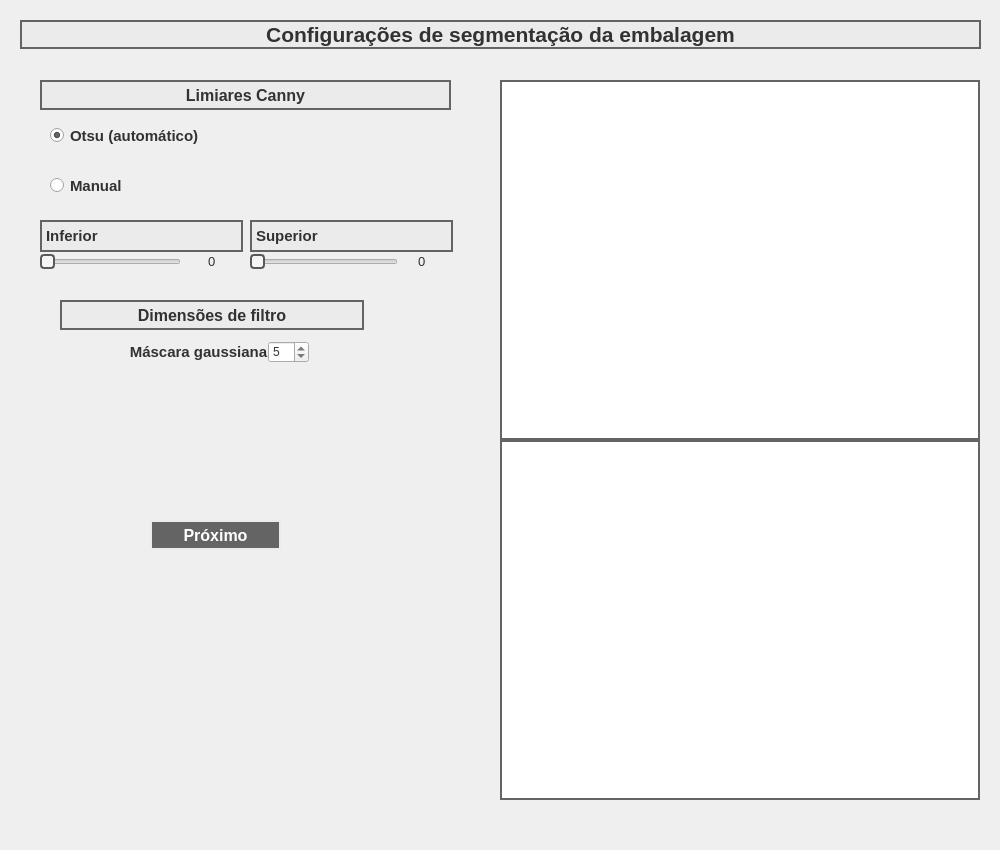
This is Sources/Windows/UI/segmentation_settings_dialog.ui in gabrieldinse/package-cover-offset as Qt 5 draws it before an edit. The edited form follows.
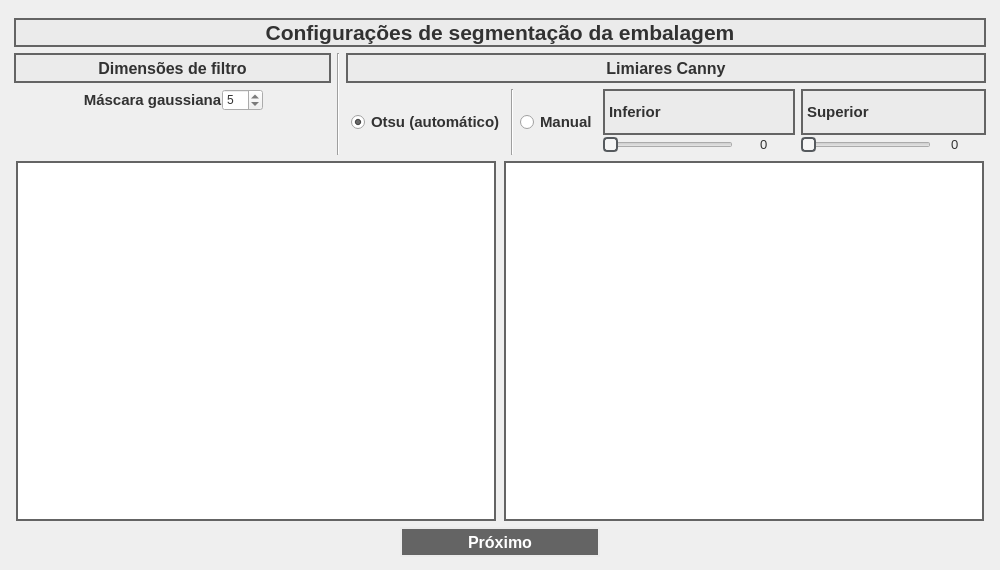
This is the edited form.

Commit message: Alterado layout das interface; adicionado funcionalidade ao botao de Editar o produto

Diff of the .ui file:
```diff
--- a/Sources/Windows/UI/segmentation_settings_dialog.ui
+++ b/Sources/Windows/UI/segmentation_settings_dialog.ui
@@ -7,7 +7,7 @@
     <x>0</x>
     <y>0</y>
     <width>1000</width>
-    <height>850</height>
+    <height>570</height>
    </rect>
   </property>
   <property name="sizePolicy">
@@ -19,63 +19,104 @@
   <property name="minimumSize">
    <size>
     <width>1000</width>
-    <height>850</height>
+    <height>570</height>
    </size>
   </property>
   <property name="maximumSize">
    <size>
     <width>1000</width>
-    <height>850</height>
+    <height>570</height>
    </size>
   </property>
   <property name="windowTitle">
    <string>Dialog</string>
   </property>
-  <widget class="QGraphicsView" name="graphics_view">
+  <widget class="QWidget" name="">
    <property name="geometry">
     <rect>
-     <x>500</x>
-     <y>440</y>
-     <width>480</width>
-     <height>360</height>
+     <x>14</x>
+     <y>18</y>
+     <width>972</width>
+     <height>539</height>
     </rect>
    </property>
+   <layout class="QVBoxLayout" name="verticalLayout_4">
+    <item>
+     <widget class="QLabel" name="label_33">
+      <property name="font">
+       <font>
+        <pointsize>16</pointsize>
+        <weight>75</weight>
+        <bold>true</bold>
+       </font>
+      </property>
+      <property name="styleSheet">
+       <string notr="true">background-color: rgb(235, 235, 235);
+color: rgb(50, 50, 50);
+border-color: rgb(100, 100, 100);
+border-width : 2px;
+border-style:solid;</string>
+      </property>
+      <property name="text">
+       <string>Configurações de segmentação da embalagem</string>
+      </property>
+      <property name="alignment">
+       <set>Qt::AlignCenter</set>
+      </property>
+     </widget>
+    </item>
+    <item>
+     <layout class="QVBoxLayout" name="verticalLayout_3">
+      <item>
+       <layout class="QHBoxLayout" name="horizontalLayout_7">
+        <item>
+         <layout class="QVBoxLayout" name="verticalLayout">
+          <item>
+           <widget class="QLabel" name="label_10">
    <property name="sizePolicy">
-    <sizepolicy hsizetype="Fixed" vsizetype="Fixed">
+             <sizepolicy hsizetype="Preferred" vsizetype="Fixed">
      <horstretch>0</horstretch>
      <verstretch>0</verstretch>
     </sizepolicy>
    </property>
    <property name="minimumSize">
     <size>
-     <width>480</width>
-     <height>360</height>
+              <width>0</width>
+              <height>30</height>
     </size>
    </property>
    <property name="maximumSize">
     <size>
-     <width>480</width>
-     <height>360</height>
-    </size>
-   </property>
+              <width>16777215</width>
+              <height>30</height>
+             </size>
+            </property>
+            <property name="font">
+             <font>
+              <pointsize>12</pointsize>
+              <weight>75</weight>
+              <bold>true</bold>
+             </font>
+            </property>
+            <property name="autoFillBackground">
+             <bool>false</bool>
+            </property>
    <property name="styleSheet">
-    <string notr="true">border-color: rgb(100, 100, 100);
+             <string notr="true">background-color: rgb(235, 235, 235);
+color: rgb(50, 50, 50);
+border-color: rgb(100, 100, 100);
 border-width : 2px;
 border-style:solid;</string>
    </property>
+            <property name="text">
+             <string>Dimensões de filtro</string>
+            </property>
    <property name="alignment">
-    <set>Qt::AlignRight|Qt::AlignTrailing|Qt::AlignVCenter</set>
-   </property>
-  </widget>
-  <widget class="QWidget" name="layoutWidget_2">
-   <property name="geometry">
-    <rect>
-     <x>70</x>
-     <y>340</y>
-     <width>298</width>
-     <height>24</height>
-    </rect>
-   </property>
+             <set>Qt::AlignCenter</set>
+            </property>
+           </widget>
+          </item>
+          <item>
    <layout class="QHBoxLayout" name="horizontalLayout_11">
     <property name="spacing">
      <number>0</number>
@@ -165,85 +206,33 @@
      </spacer>
     </item>
    </layout>
-  </widget>
-  <widget class="QLabel" name="label_33">
-   <property name="geometry">
-    <rect>
-     <x>20</x>
-     <y>20</y>
-     <width>961</width>
-     <height>29</height>
-    </rect>
-   </property>
-   <property name="font">
-    <font>
-     <pointsize>16</pointsize>
-     <weight>75</weight>
-     <bold>true</bold>
-    </font>
-   </property>
-   <property name="styleSheet">
-    <string notr="true">background-color: rgb(235, 235, 235);
-color: rgb(50, 50, 50);
-border-color: rgb(100, 100, 100);
-border-width : 2px;
-border-style:solid;</string>
-   </property>
-   <property name="text">
-    <string>Configurações de segmentação da embalagem</string>
-   </property>
-   <property name="alignment">
-    <set>Qt::AlignCenter</set>
-   </property>
-  </widget>
-  <widget class="QPushButton" name="next_push_button">
-   <property name="geometry">
-    <rect>
-     <x>150</x>
-     <y>520</y>
-     <width>131</width>
-     <height>30</height>
-    </rect>
-   </property>
-   <property name="sizePolicy">
-    <sizepolicy hsizetype="Preferred" vsizetype="Fixed">
-     <horstretch>0</horstretch>
-     <verstretch>0</verstretch>
-    </sizepolicy>
-   </property>
-   <property name="maximumSize">
+          </item>
+          <item>
+           <spacer name="verticalSpacer">
+            <property name="orientation">
+             <enum>Qt::Vertical</enum>
+            </property>
+            <property name="sizeHint" stdset="0">
     <size>
-     <width>999999</width>
-     <height>30</height>
-    </size>
-   </property>
-   <property name="font">
-    <font>
-     <pointsize>12</pointsize>
-     <weight>75</weight>
-     <bold>true</bold>
-    </font>
-   </property>
-   <property name="styleSheet">
-    <string notr="true">background-color: rgb(100, 100, 100);
-color: rgb(255, 255, 255);
-border-color: rgb(235, 235, 235);
-border-width : 2px;
-border-style:solid;</string>
-   </property>
-   <property name="text">
-    <string>Próximo</string>
-   </property>
-  </widget>
-  <widget class="QLabel" name="label_10">
-   <property name="geometry">
-    <rect>
-     <x>60</x>
-     <y>300</y>
-     <width>304</width>
-     <height>30</height>
-    </rect>
-   </property>
+              <width>20</width>
+              <height>40</height>
+             </size>
+            </property>
+           </spacer>
+          </item>
+         </layout>
+        </item>
+        <item>
+         <widget class="Line" name="line_2">
+          <property name="orientation">
+           <enum>Qt::Vertical</enum>
+          </property>
+         </widget>
+        </item>
+        <item>
+         <layout class="QVBoxLayout" name="verticalLayout_2">
+          <item>
+           <widget class="QLabel" name="label_9">
    <property name="sizePolicy">
     <sizepolicy hsizetype="Preferred" vsizetype="Fixed">
      <horstretch>0</horstretch>
@@ -280,21 +269,33 @@
 border-style:solid;</string>
    </property>
    <property name="text">
-    <string>Dimensões de filtro</string>
+             <string>Limiares Canny</string>
    </property>
    <property name="alignment">
     <set>Qt::AlignCenter</set>
    </property>
   </widget>
+          </item>
+          <item>
+           <layout class="QHBoxLayout" name="horizontalLayout_5">
+            <item>
+             <spacer name="horizontalSpacer_5">
+              <property name="orientation">
+               <enum>Qt::Horizontal</enum>
+              </property>
+              <property name="sizeType">
+               <enum>QSizePolicy::Fixed</enum>
+              </property>
+              <property name="sizeHint" stdset="0">
+               <size>
+                <width>5</width>
+                <height>20</height>
+               </size>
+              </property>
+             </spacer>
+            </item>
+            <item>
   <widget class="QRadioButton" name="otsu_radio_button">
-   <property name="geometry">
-    <rect>
-     <x>50</x>
-     <y>120</y>
-     <width>201</width>
-     <height>31</height>
-    </rect>
-   </property>
    <property name="font">
     <font>
      <pointsize>11</pointsize>
@@ -315,15 +316,18 @@
     <string notr="true">canny_threshold_button_group</string>
    </attribute>
   </widget>
+            </item>
+            <item>
+             <layout class="QHBoxLayout" name="horizontalLayout_4">
+              <item>
+               <widget class="Line" name="line">
+                <property name="orientation">
+                 <enum>Qt::Vertical</enum>
+                </property>
+               </widget>
+              </item>
+              <item>
   <widget class="QRadioButton" name="manual_radio_button">
-   <property name="geometry">
-    <rect>
-     <x>50</x>
-     <y>170</y>
-     <width>201</width>
-     <height>31</height>
-    </rect>
-   </property>
    <property name="font">
     <font>
      <pointsize>11</pointsize>
@@ -341,102 +345,10 @@
     <string notr="true">canny_threshold_button_group</string>
    </attribute>
   </widget>
-  <widget class="QGraphicsView" name="segmentation_graphics_view">
-   <property name="geometry">
-    <rect>
-     <x>500</x>
-     <y>80</y>
-     <width>480</width>
-     <height>360</height>
-    </rect>
-   </property>
-   <property name="sizePolicy">
-    <sizepolicy hsizetype="Fixed" vsizetype="Fixed">
-     <horstretch>0</horstretch>
-     <verstretch>0</verstretch>
-    </sizepolicy>
-   </property>
-   <property name="minimumSize">
-    <size>
-     <width>480</width>
-     <height>360</height>
-    </size>
-   </property>
-   <property name="maximumSize">
-    <size>
-     <width>480</width>
-     <height>360</height>
-    </size>
-   </property>
-   <property name="styleSheet">
-    <string notr="true">border-color: rgb(100, 100, 100);
-border-width : 2px;
-border-style:solid;</string>
-   </property>
-   <property name="alignment">
-    <set>Qt::AlignRight|Qt::AlignTrailing|Qt::AlignVCenter</set>
-   </property>
-  </widget>
-  <widget class="QLabel" name="label_9">
-   <property name="geometry">
-    <rect>
-     <x>40</x>
-     <y>80</y>
-     <width>411</width>
-     <height>30</height>
-    </rect>
-   </property>
-   <property name="sizePolicy">
-    <sizepolicy hsizetype="Preferred" vsizetype="Fixed">
-     <horstretch>0</horstretch>
-     <verstretch>0</verstretch>
-    </sizepolicy>
-   </property>
-   <property name="minimumSize">
-    <size>
-     <width>0</width>
-     <height>30</height>
-    </size>
-   </property>
-   <property name="maximumSize">
-    <size>
-     <width>16777215</width>
-     <height>30</height>
-    </size>
-   </property>
-   <property name="font">
-    <font>
-     <pointsize>12</pointsize>
-     <weight>75</weight>
-     <bold>true</bold>
-    </font>
-   </property>
-   <property name="autoFillBackground">
-    <bool>false</bool>
-   </property>
-   <property name="styleSheet">
-    <string notr="true">background-color: rgb(235, 235, 235);
-color: rgb(50, 50, 50);
-border-color: rgb(100, 100, 100);
-border-width : 2px;
-border-style:solid;</string>
-   </property>
-   <property name="text">
-    <string>Limiares Canny</string>
-   </property>
-   <property name="alignment">
-    <set>Qt::AlignCenter</set>
-   </property>
-  </widget>
-  <widget class="QWidget" name="">
-   <property name="geometry">
-    <rect>
-     <x>40</x>
-     <y>220</y>
-     <width>203</width>
-     <height>52</height>
-    </rect>
-   </property>
+              </item>
+              <item>
+               <layout class="QHBoxLayout" name="horizontalLayout_3">
+                <item>
    <layout class="QVBoxLayout" name="verticalLayout_5">
     <property name="spacing">
      <number>0</number>
@@ -578,16 +490,8 @@
      </layout>
     </item>
    </layout>
-  </widget>
-  <widget class="QWidget" name="">
-   <property name="geometry">
-    <rect>
-     <x>250</x>
-     <y>220</y>
-     <width>203</width>
-     <height>52</height>
-    </rect>
-   </property>
+                </item>
+                <item>
    <layout class="QVBoxLayout" name="verticalLayout_6">
     <property name="spacing">
      <number>0</number>
@@ -716,6 +620,153 @@
          <string>0</string>
         </property>
        </widget>
+                    </item>
+                   </layout>
+                  </item>
+                 </layout>
+                </item>
+               </layout>
+              </item>
+             </layout>
+            </item>
+           </layout>
+          </item>
+         </layout>
+        </item>
+       </layout>
+      </item>
+      <item>
+       <layout class="QHBoxLayout" name="horizontalLayout_6">
+        <item>
+         <widget class="QGraphicsView" name="segmentation_graphics_view">
+          <property name="sizePolicy">
+           <sizepolicy hsizetype="Fixed" vsizetype="Fixed">
+            <horstretch>0</horstretch>
+            <verstretch>0</verstretch>
+           </sizepolicy>
+          </property>
+          <property name="minimumSize">
+           <size>
+            <width>480</width>
+            <height>360</height>
+           </size>
+          </property>
+          <property name="maximumSize">
+           <size>
+            <width>480</width>
+            <height>360</height>
+           </size>
+          </property>
+          <property name="styleSheet">
+           <string notr="true">border-color: rgb(100, 100, 100);
+border-width : 2px;
+border-style:solid;</string>
+          </property>
+          <property name="alignment">
+           <set>Qt::AlignRight|Qt::AlignTrailing|Qt::AlignVCenter</set>
+          </property>
+         </widget>
+        </item>
+        <item>
+         <widget class="QGraphicsView" name="graphics_view">
+          <property name="sizePolicy">
+           <sizepolicy hsizetype="Fixed" vsizetype="Fixed">
+            <horstretch>0</horstretch>
+            <verstretch>0</verstretch>
+           </sizepolicy>
+          </property>
+          <property name="minimumSize">
+           <size>
+            <width>480</width>
+            <height>360</height>
+           </size>
+          </property>
+          <property name="maximumSize">
+           <size>
+            <width>480</width>
+            <height>360</height>
+           </size>
+          </property>
+          <property name="styleSheet">
+           <string notr="true">border-color: rgb(100, 100, 100);
+border-width : 2px;
+border-style:solid;</string>
+          </property>
+          <property name="alignment">
+           <set>Qt::AlignRight|Qt::AlignTrailing|Qt::AlignVCenter</set>
+          </property>
+         </widget>
+        </item>
+       </layout>
+      </item>
+     </layout>
+    </item>
+    <item>
+     <layout class="QHBoxLayout" name="horizontalLayout_8">
+      <item>
+       <spacer name="horizontalSpacer">
+        <property name="orientation">
+         <enum>Qt::Horizontal</enum>
+        </property>
+        <property name="sizeHint" stdset="0">
+         <size>
+          <width>40</width>
+          <height>20</height>
+         </size>
+        </property>
+       </spacer>
+      </item>
+      <item>
+       <widget class="QPushButton" name="next_push_button">
+        <property name="sizePolicy">
+         <sizepolicy hsizetype="Fixed" vsizetype="Fixed">
+          <horstretch>0</horstretch>
+          <verstretch>0</verstretch>
+         </sizepolicy>
+        </property>
+        <property name="minimumSize">
+         <size>
+          <width>200</width>
+          <height>30</height>
+         </size>
+        </property>
+        <property name="maximumSize">
+         <size>
+          <width>200</width>
+          <height>30</height>
+         </size>
+        </property>
+        <property name="font">
+         <font>
+          <pointsize>12</pointsize>
+          <weight>75</weight>
+          <bold>true</bold>
+         </font>
+        </property>
+        <property name="styleSheet">
+         <string notr="true">background-color: rgb(100, 100, 100);
+color: rgb(255, 255, 255);
+border-color: rgb(235, 235, 235);
+border-width : 2px;
+border-style:solid;</string>
+        </property>
+        <property name="text">
+         <string>Próximo</string>
+        </property>
+       </widget>
+      </item>
+      <item>
+       <spacer name="horizontalSpacer_2">
+        <property name="orientation">
+         <enum>Qt::Horizontal</enum>
+        </property>
+        <property name="sizeHint" stdset="0">
+         <size>
+          <width>40</width>
+          <height>20</height>
+         </size>
+        </property>
+       </spacer>
       </item>
      </layout>
     </item>
```
Lines whose indentation alone changed are shown as unchanged. The commit also changes 13 other files.
